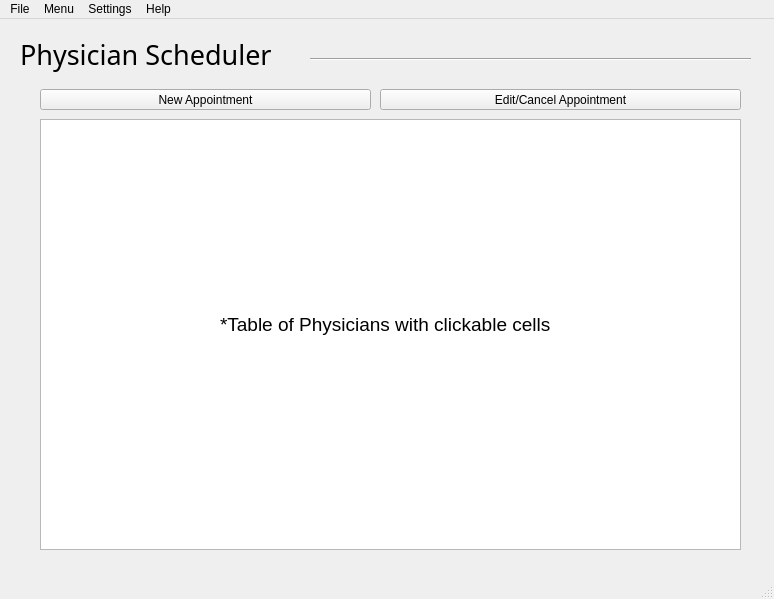
First picture: the form in cigya/ui/sched.ui, repository CS532-Marlboro-Health-Tracker/Cigya, before the edit.
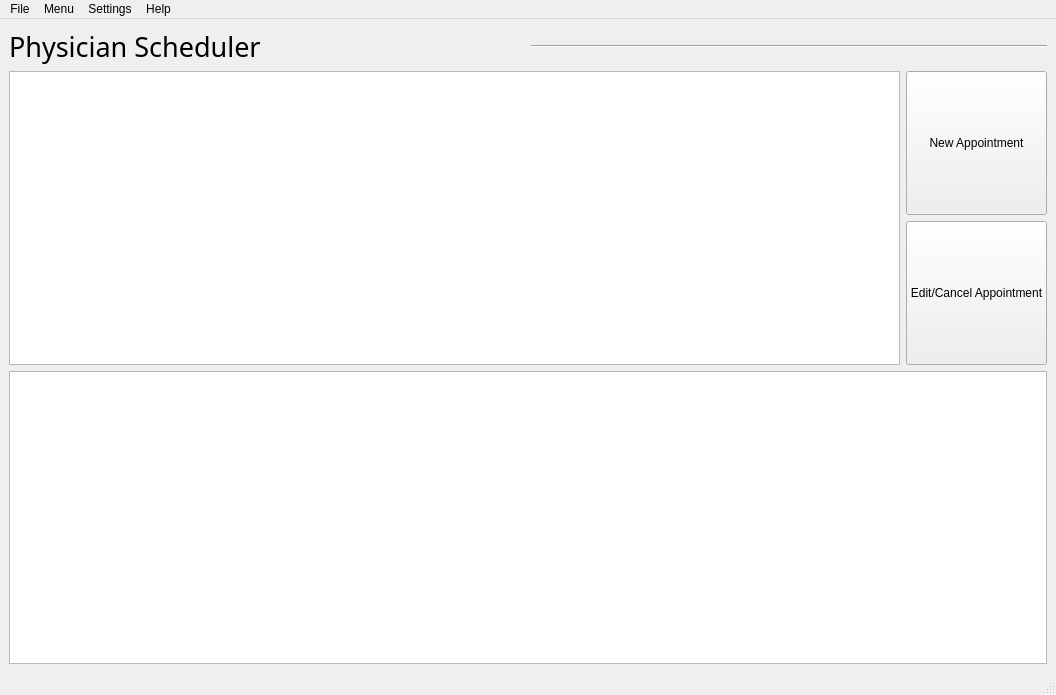
Second picture: the form after the edit.

```diff
--- a/cigya/ui/sched.ui
+++ b/cigya/ui/sched.ui
@@ -6,8 +6,8 @@
    <rect>
     <x>0</x>
     <y>0</y>
-    <width>774</width>
-    <height>599</height>
+    <width>1056</width>
+    <height>695</height>
    </rect>
   </property>
   <property name="windowTitle">
@@ -20,28 +20,11 @@
    <property name="autoFillBackground">
     <bool>false</bool>
    </property>
-   <widget class="Line" name="line">
-    <property name="geometry">
-     <rect>
-      <x>310</x>
-      <y>30</y>
-      <width>441</width>
-      <height>20</height>
-     </rect>
-    </property>
-    <property name="orientation">
-     <enum>Qt::Horizontal</enum>
-    </property>
-   </widget>
+   <layout class="QVBoxLayout" name="verticalLayout">
+    <item>
+     <layout class="QHBoxLayout" name="schedTitle">
+      <item>
    <widget class="QLabel" name="label">
-    <property name="geometry">
-     <rect>
-      <x>20</x>
-      <y>10</y>
-      <width>441</width>
-      <height>51</height>
-     </rect>
-    </property>
     <property name="font">
      <font>
       <family>Segoe Print</family>
@@ -52,67 +35,64 @@
      <string>Physician Scheduler</string>
     </property>
    </widget>
-   <widget class="QPushButton" name="pushButton">
-    <property name="geometry">
-     <rect>
-      <x>40</x>
-      <y>70</y>
-      <width>331</width>
-      <height>21</height>
-     </rect>
+      </item>
+      <item>
+       <widget class="Line" name="line">
+        <property name="orientation">
+         <enum>Qt::Horizontal</enum>
+        </property>
+       </widget>
+      </item>
+     </layout>
+    </item>
+    <item>
+     <layout class="QHBoxLayout" name="horizontalLayout">
+      <item>
+       <widget class="QTableView" name="physicianTable"/>
+      </item>
+      <item>
+       <layout class="QVBoxLayout" name="verticalLayout_2">
+        <item>
+         <widget class="QPushButton" name="newApptBtn">
+          <property name="sizePolicy">
+           <sizepolicy hsizetype="Minimum" vsizetype="Preferred">
+            <horstretch>0</horstretch>
+            <verstretch>0</verstretch>
+           </sizepolicy>
     </property>
     <property name="text">
      <string>New Appointment</string>
     </property>
    </widget>
-   <widget class="QPushButton" name="pushButton_2">
-    <property name="geometry">
-     <rect>
-      <x>380</x>
-      <y>70</y>
-      <width>361</width>
-      <height>21</height>
-     </rect>
+        </item>
+        <item>
+         <widget class="QPushButton" name="editApptBtn">
+          <property name="sizePolicy">
+           <sizepolicy hsizetype="Minimum" vsizetype="Preferred">
+            <horstretch>0</horstretch>
+            <verstretch>0</verstretch>
+           </sizepolicy>
     </property>
     <property name="text">
      <string>Edit/Cancel Appointment</string>
     </property>
    </widget>
-   <widget class="QTableView" name="tableView">
-    <property name="geometry">
-     <rect>
-      <x>40</x>
-      <y>100</y>
-      <width>701</width>
-      <height>431</height>
-     </rect>
-    </property>
-   </widget>
-   <widget class="QLabel" name="label_2">
-    <property name="geometry">
-     <rect>
-      <x>220</x>
-      <y>290</y>
-      <width>331</width>
-      <height>31</height>
-     </rect>
-    </property>
-    <property name="font">
-     <font>
-      <pointsize>14</pointsize>
-     </font>
-    </property>
-    <property name="text">
-     <string>*Table of Physicians with clickable cells</string>
-    </property>
-   </widget>
+        </item>
+       </layout>
+      </item>
+     </layout>
+    </item>
+    <item>
+     <widget class="QColumnView" name="calendarColumn"/>
+    </item>
+   </layout>
   </widget>
   <widget class="QMenuBar" name="menubar">
    <property name="geometry">
     <rect>
      <x>0</x>
      <y>0</y>
-     <width>774</width>
+     <width>1056</width>
      <height>21</height>
     </rect>
    </property>
```
Left out of the diff: 2 changed lines with no effect on the pictures. Lines whose indentation alone changed are shown as unchanged.
